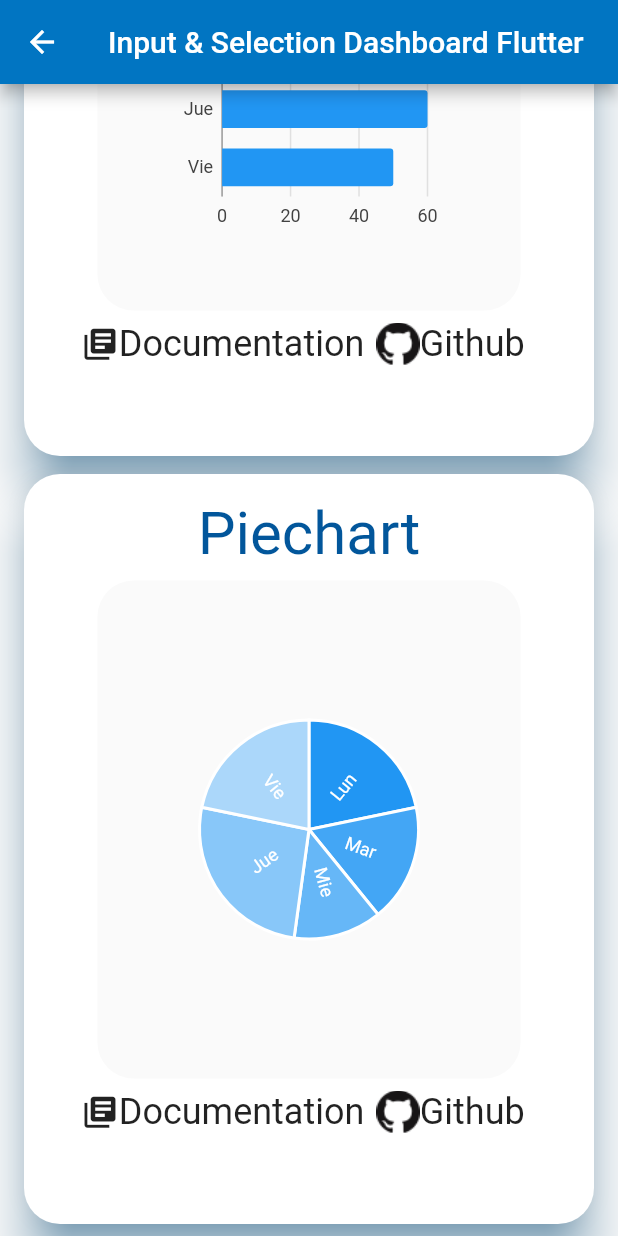
After one commit to JohnnHidalgo/flutter_widgetexamples, a Flutter app: the ChartsDashboard screen opened by its route, scrolled down 772 dp, after a tap on "Documentation", on a phone screen of 412 x 824 dp. The commit adds this screen. Run offline on Flutter 3.47's test engine with Material 2 defaults, Android fonts, the phone set to English and light mode, and no system bars; our stand-ins replace charts_flutter.

Commit message:
Add chartsDashboard

```diff
--- /dev/null
+++ b/lib/ChartsDashboard.dart
@@ -0,0 +1,301 @@
+import 'package:flutter_staggered_grid_view/flutter_staggered_grid_view.dart';
+import 'package:flutter/material.dart';
+import 'package:url_launcher/url_launcher.dart';
+import 'package:flutter_widgetexamples/Sales.dart';
+import 'package:charts_flutter/flutter.dart'as charts;
+
+final _borderRadius = BorderRadius.circular(24.0);
+final _backgroundColorTitleAppBar = Color.fromARGB(255, 1, 117, 194);
+final _backgroundColorTitle = Color.fromARGB(255, 2, 86, 155);
+
+
+class ChartsDashboard extends StatefulWidget{
+  @override
+  _ChartsDashboardState createState()=>_ChartsDashboardState();
+}
+
+
+class _ChartsDashboardState extends State<ChartsDashboard>{
+
+  _launchURL(String url) async {
+
+    if (await canLaunch(url)) {
+      await launch(url);
+    } else {
+      throw 'Could not launch $url';
+    }
+  }
+
+  Material MyItems(Widget wid, String heading, String url1, String url2){
+
+    return Material(
+      color: Colors.white,
+      elevation: 14.0,
+      shadowColor: _backgroundColorTitleAppBar,
+      borderRadius: _borderRadius,
+
+      child: Center(
+
+        child: Padding(
+
+          padding: const EdgeInsets.all(8.0),
+          child: Row(
+            mainAxisAlignment: MainAxisAlignment.center,
+
+
+            children: <Widget>[
+
+              Column(
+
+                children: <Widget>[
+
+                  Column(
+
+                    mainAxisAlignment: MainAxisAlignment.center,
+                    children: <Widget>[
+                      ///Text
+                      Padding(
+                        padding: const EdgeInsets.all(8.0),
+                        child: Text(heading,
+                          style: TextStyle(
+                            color: _backgroundColorTitle,
+                            fontSize: 40.0,
+                          ),
+                        ),
+                      ),
+                      ///Windget
+                      Material(
+                        borderRadius:  _borderRadius,
+                        child: Padding(
+                          padding: const EdgeInsets.all(16.0),
+                          child: wid,
+                        ),
+                      ),
+
+
+                    ],
+
+                  ),
+
+
+                  Container(
+                    margin: EdgeInsets.fromLTRB(0, 0, 0, 0),
+
+                    //color: Color.fromARGB(255, 19, 185, 253),
+                    height: 45.0,//alto del Widget
+                    child: Row(
+
+                      children: <Widget>[
+
+                        ///Documentation
+                        InkWell(
+
+                          borderRadius: _borderRadius,//curva
+                          splashColor:Colors.amberAccent,//color al presionar tiempo corto
+                          highlightColor: Colors.amber,//color al presionar tiempo largo, puede cabiar por Colors.blue para notar la diferencia
+
+                          onTap: (){
+                            _launchURL(url1);
+                          },
+
+                          child: Padding(
+                            padding: EdgeInsets.all(0.0),
+                            child: Row(
+                              crossAxisAlignment: CrossAxisAlignment.center,
+                              children: [
+                                Padding(
+                                  padding: EdgeInsets.zero,
+                                  child: Icon(
+                                    Icons.library_books,
+                                    size: 25.0,
+                                  ),
+                                ),
+
+                                Center(
+                                  child: Text(
+                                    'Documentation',
+                                    style: Theme.of(context).textTheme.headline,
+                                  ),
+
+                                ),
+
+                              ],
+
+                            ),
+                          ),
+
+                        ),
+
+
+                        ///Github
+                        InkWell(
+                          borderRadius: _borderRadius,//curva
+                          splashColor:Colors.amberAccent,//color al presionar tiempo corto
+                          highlightColor: Colors.amber,//color al presionar tiempo largo, puede cabiar por Colors.blue para notar la diferencia
+
+                          onTap: (){
+                            _launchURL(url2);
+                          },
+
+                          child: Padding(
+                            padding: EdgeInsets.all(8.0),
+                            child: Row(
+                              crossAxisAlignment: CrossAxisAlignment.center,
+                              children: [
+                                Padding(
+                                  padding: EdgeInsets.zero,
+
+                                  child : Image.asset('assets/GitHub0.png'),
+                                ),
+
+                                Center(
+                                  child: Text(
+                                    'Github',
+                                    style: Theme.of(context).textTheme.headline,
+                                  ),
+
+                                ),
+
+                              ],
+
+                            ),
+                          ),
+
+                        ),
+                      ],
+                    ),
+
+                  )
+
+                ],
+
+              )
+            ],
+          ),
+        ),
+      ),
+    );
+  }
+
+
+
+  @override
+  Widget build(BuildContext context) {
+
+
+    var data = [
+      Sales('Lun', 50),
+      Sales('Mar', 40),
+      Sales('Mie', 30),
+      Sales('Jue', 60),
+      Sales('Vie', 50),
+    ];
+
+    var series =[
+      charts.Series(
+          domainFn: (Sales sales,_)=>sales.day,
+          measureFn: (Sales sales,_)=>sales.sold,
+
+          id: 'Sales',
+          data: data
+      )
+    ];
+    ///chart
+    var chart = charts.BarChart(
+      series,
+      animate: true,
+    );
+    ///cart1
+    var chart1 = charts.BarChart(
+      series,
+      vertical: false,
+      animate: true,
+    );
+    ///chart2
+    var chart2 = charts.PieChart(
+      series,
+      defaultRenderer: charts.ArcRendererConfig(
+          arcRendererDecorators: [charts.ArcLabelDecorator()]
+      ),
+    );
+
+
+
+
+    return Scaffold(
+      appBar: AppBar(
+        title: Text('Input & Selection Dashboard Flutter'),
+        backgroundColor: _backgroundColorTitleAppBar,
+      ),
+
+      body:StaggeredGridView.count(
+        crossAxisCount: 2,
+        crossAxisSpacing: 12.0,
+        mainAxisSpacing: 12.0,
+        padding: EdgeInsets.symmetric(horizontal: 16.0, vertical: 8.0),
+
+        children: <Widget>[
+
+          MyItems(Container(
+            width: 250.0,
+            height: 300.0,
+            child: Padding(
+              padding: new EdgeInsets.all(32.0),
+              child: new SizedBox(
+                height: 200.0,
+                child: chart,
+              ),
+            ),
+
+          ),'BarChart',
+              'https://docs.flutter.io/flutter/material/RaisedButton-class.html',
+              'https://github.com/JohnnHidalgo/udacity_navigation_state/blob/master/lib/ButtonsDashboard.dart'
+          ),
+
+          MyItems(Container(
+            width: 250.0,
+            height: 300.0,
+            child: Padding(
+              padding: new EdgeInsets.all(32.0),
+              child: new SizedBox(
+                height: 200.0,
+                child: chart1,
+              ),
+            ),
+
+          ),'BarChart ',
+              'https://docs.flutter.io/flutter/material/IconButton-class.html',
+              'https://github.com/JohnnHidalgo/udacity_navigation_state/blob/master/lib/ButtonsDashboard.dart'
+          ),
+
+
+          MyItems(Container(
+            width: 250.0,
+            height: 300.0,
+            child: Padding(
+              padding: new EdgeInsets.all(32.0),
+              child: new SizedBox(
+                height: 200.0,
+                child: chart2,
+              ),
+            ),
+          ),'Piechart',
+              'https://docs.flutter.io/flutter/material/FlatButton-class.html',
+              'https://github.com/JohnnHidalgo/udacity_navigation_state/blob/master/lib/ButtonsDashboard.dart'
+          ),
+
+
+        ],
+
+
+        staggeredTiles: [
+          StaggeredTile.extent(2,500.0),
+          StaggeredTile.extent(2,500.0),
+          StaggeredTile.extent(2,500.0),
+        ],
+      ),
+    );
+  }
+
+
+}
--- a/lib/Menu.dart
+++ b/lib/Menu.dart
@@ -166,6 +166,41 @@ class Inicio extends StatelessWidget {
 
 
 
+            Container(
+              height: _rowHeight,
+              child: InkWell(
+                borderRadius: _borderRadius,
+                splashColor:Colors.amberAccent,
+                highlightColor: Colors.amber,
+
+                onTap:() {
+                  Navigator.pushNamed(context, "/chart");
+                },
+
+                child: Padding(
+                  padding: EdgeInsets.all(8.0),
+                  child: Row(
+                    crossAxisAlignment: CrossAxisAlignment.stretch,
+                    children: <Widget>[
+                      Padding(
+                        padding: EdgeInsets.all(16.0),
+                        child: Icon(
+                          Icons.library_books,
+                          size: 60.0,
+                        ),
+                      ),
+                      Center(
+                        child: Text('Displays',
+                          textAlign: TextAlign.center,
+                          style: Theme.of(context).textTheme.headline,),
+                      ),
+
+                    ],
+                  ),
+
+                ),
+              ),
+            ),
 
           ],
         )
--- /dev/null
+++ b/lib/Sales.dart
@@ -0,0 +1,6 @@
+class Sales {
+  final String day ;
+  final int sold;
+
+  Sales(this.day, this.sold);
+}
--- a/lib/main.dart
+++ b/lib/main.dart
@@ -4,8 +4,7 @@ import 'package:flutter_widgetexamples/ButtonsDashboard.dart';
 import 'package:flutter_widgetexamples/InputDashboard.dart';
 import 'package:flutter_widgetexamples/DialogDashboard.dart';
 import 'package:flutter_widgetexamples/DisplayDashboard.dart';
-
-
+import 'package:flutter_widgetexamples/ChartsDashboard.dart';
 
 void main() => runApp(MyApp());
 
@@ -27,6 +26,7 @@ class MyApp extends StatelessWidget {
           "/input" : (BuildContext context) => InputDashboard(),
           "/dialog" : (BuildContext context) => DialogDashboard(),
           "/diaplay" : (BuildContext context) => DisplayDashboard(),
+          "/chart" : (BuildContext context) => ChartsDashboard(),
         } ,
 
         home: Inicio()
--- a/pubspec.yaml
+++ b/pubspec.yaml
@@ -22,6 +22,7 @@ dependencies:
   flutter_staggered_grid_view: ^0.2.7
   url_launcher: ^5.0.0
   flutter_date_picker: ^0.1.8
+  charts_flutter: ^0.5.0
 
 dev_dependencies:
   flutter_test:
```
